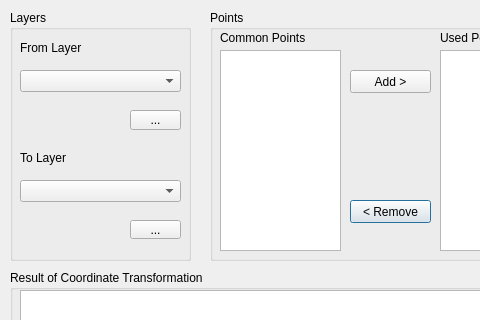
Qt form transformation_calc.ui (zsiki/ls) before a commit; both pictures show x 0 to 480 and y 0 to 320 of the 711 by 471 pixel window.
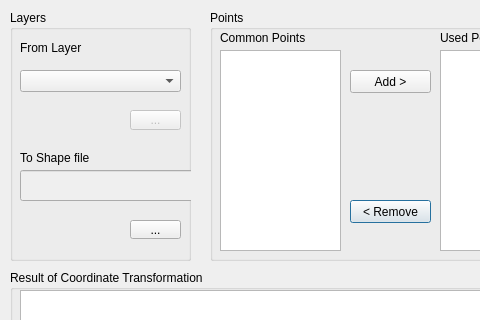
The same form after that commit.

Commit message: dialog controls simplified, event handling started

The edit to the form file:
```diff
--- a/transformation_calc.ui
+++ b/transformation_calc.ui
@@ -65,7 +65,10 @@
      </sizepolicy>
     </property>
    </widget>
-   <widget class="QToolButton" name="FromLayerToolButton">
+   <widget class="QToolButton" name="FromLayerButton">
+    <property name="enabled">
+     <bool>false</bool>
+    </property>
     <property name="geometry">
      <rect>
       <x>120</x>
@@ -78,23 +81,7 @@
      <string>...</string>
     </property>
    </widget>
-   <widget class="QComboBox" name="ToLayerComboBox">
-    <property name="geometry">
-     <rect>
-      <x>10</x>
-      <y>170</y>
-      <width>161</width>
-      <height>22</height>
-     </rect>
-    </property>
-    <property name="sizePolicy">
-     <sizepolicy hsizetype="Fixed" vsizetype="Fixed">
-      <horstretch>0</horstretch>
-      <verstretch>0</verstretch>
-     </sizepolicy>
-    </property>
-   </widget>
-   <widget class="QToolButton" name="ToLayerToolButton">
+   <widget class="QToolButton" name="ToFileButton">
     <property name="geometry">
      <rect>
       <x>120</x>
@@ -142,7 +129,20 @@
      </sizepolicy>
     </property>
     <property name="text">
-     <string>To Layer</string>
+     <string>To Shape file</string>
+    </property>
+   </widget>
+   <widget class="QLineEdit" name="ToShapeEdit">
+    <property name="enabled">
+     <bool>false</bool>
+    </property>
+    <property name="geometry">
+     <rect>
+      <x>10</x>
+      <y>160</y>
+      <width>181</width>
+      <height>31</height>
+     </rect>
     </property>
    </widget>
   </widget>
```
Left out of the diff: 9 changed lines with no effect on the pictures. The commit also changes 2 other files.
